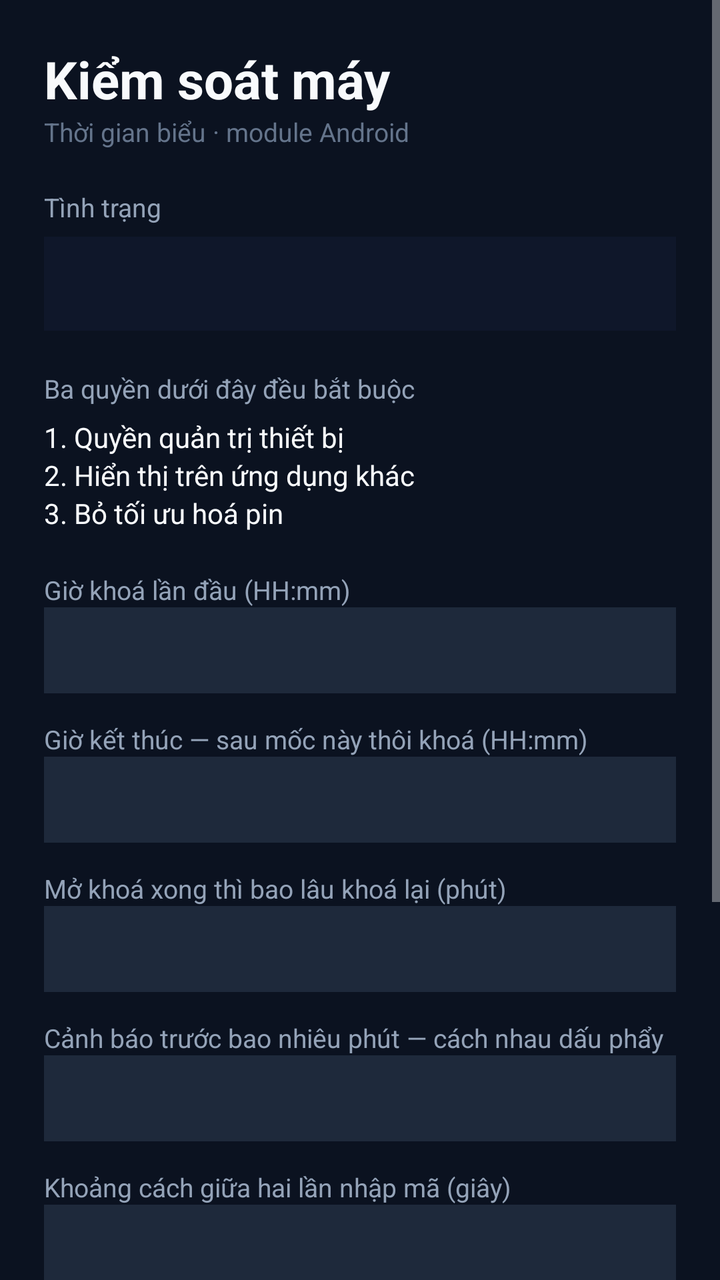
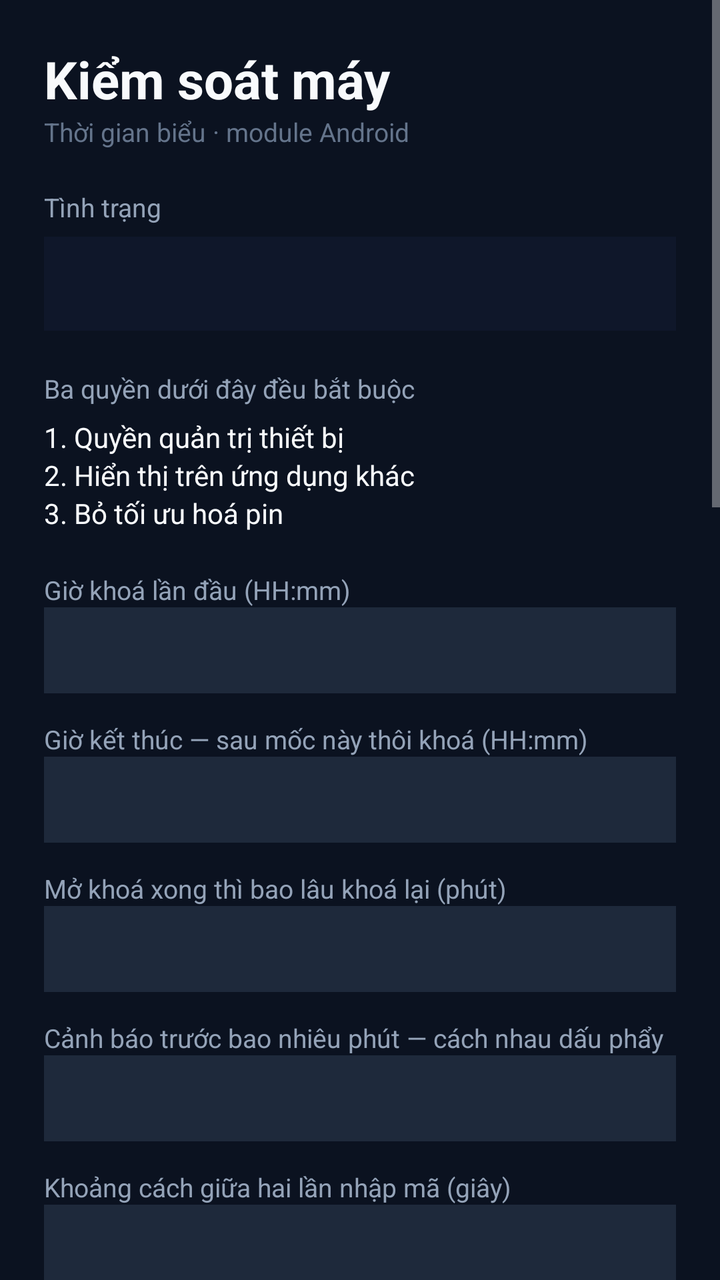

Two renders of the same Android screen: before a commit and after it. Below are the layout's source before the change and the commit's diff.
<!-- AndroidManifest.xml: application theme GiaoDien -->
<!-- res/layout/man_cai_dat.xml -->
<?xml version="1.0" encoding="utf-8"?>
<ScrollView xmlns:android="http://schemas.android.com/apk/res/android"
    android:layout_width="match_parent"
    android:layout_height="match_parent"
    android:background="@color/nen">

    <LinearLayout
        android:layout_width="match_parent"
        android:layout_height="wrap_content"
        android:orientation="vertical"
        android:padding="22dp">

        <TextView
            android:layout_width="wrap_content"
            android:layout_height="wrap_content"
            android:text="@string/ten_app"
            android:textColor="@color/chu"
            android:textSize="26sp"
            android:textStyle="bold" />

        <TextView
            android:layout_width="wrap_content"
            android:layout_height="wrap_content"
            android:text="@string/phu_de"
            android:textColor="@color/chu_rat_mo"
            android:textSize="13sp" />

        
        <TextView
            android:layout_width="wrap_content"
            android:layout_height="wrap_content"
            android:layout_marginTop="20dp"
            android:text="@string/nhan_tinh_trang"
            android:textColor="@color/chu_mo"
            android:textSize="13sp" />

        <TextView
            android:id="@+id/tinh_trang"
            android:layout_width="match_parent"
            android:layout_height="wrap_content"
            android:layout_marginTop="6dp"
            android:background="@color/nen_the"
            android:lineSpacingExtra="4dp"
            android:padding="14dp"
            android:textColor="@color/chu"
            android:textSize="14sp" />

        
        <TextView
            android:layout_width="wrap_content"
            android:layout_height="wrap_content"
            android:layout_marginTop="20dp"
            android:text="@string/nhan_quyen"
            android:textColor="@color/chu_mo"
            android:textSize="13sp" />

        <Button
            android:id="@+id/nut_quyen_quan_tri"
            android:layout_width="match_parent"
            android:layout_height="wrap_content"
            android:layout_marginTop="6dp"
            android:backgroundTint="@color/nen_o"
            android:text="@string/nut_quyen_quan_tri"
            android:textColor="@color/chu" />

        <Button
            android:id="@+id/nut_quyen_lop_phu"
            android:layout_width="match_parent"
            android:layout_height="wrap_content"
            android:backgroundTint="@color/nen_o"
            android:text="@string/nut_quyen_lop_phu"
            android:textColor="@color/chu" />

        <Button
            android:id="@+id/nut_quyen_pin"
            android:layout_width="match_parent"
            android:layout_height="wrap_content"
            android:backgroundTint="@color/nen_o"
            android:text="@string/nut_quyen_pin"
            android:textColor="@color/chu" />

        
        <TextView
            android:layout_width="wrap_content"
            android:layout_height="wrap_content"
            android:layout_marginTop="20dp"
            android:text="@string/nhan_gio_khoa"
            android:textColor="@color/chu_mo"
            android:textSize="13sp" />

        <EditText
            android:id="@+id/o_gio_khoa"
            android:layout_width="match_parent"
            android:layout_height="wrap_content"
            android:background="@color/nen_o"
            android:importantForAutofill="no"
            android:inputType="datetime"
            android:padding="12dp"
            android:textColor="@color/chu" />

        <TextView
            android:layout_width="wrap_content"
            android:layout_height="wrap_content"
            android:layout_marginTop="14dp"
            android:text="@string/nhan_gio_ket_thuc"
            android:textColor="@color/chu_mo"
            android:textSize="13sp" />

        <EditText
            android:id="@+id/o_gio_ket_thuc"
            android:layout_width="match_parent"
            android:layout_height="wrap_content"
            android:background="@color/nen_o"
            android:importantForAutofill="no"
            android:inputType="datetime"
            android:padding="12dp"
            android:textColor="@color/chu" />

        <TextView
            android:layout_width="wrap_content"
            android:layout_height="wrap_content"
            android:layout_marginTop="14dp"
            android:text="@string/nhan_lap_lai"
            android:textColor="@color/chu_mo"
            android:textSize="13sp" />

        <EditText
            android:id="@+id/o_lap_lai"
            android:layout_width="match_parent"
            android:layout_height="wrap_content"
            android:background="@color/nen_o"
            android:importantForAutofill="no"
            android:inputType="number"
            android:padding="12dp"
            android:textColor="@color/chu" />

        <TextView
            android:layout_width="wrap_content"
            android:layout_height="wrap_content"
            android:layout_marginTop="14dp"
            android:text="@string/nhan_canh_bao"
            android:textColor="@color/chu_mo"
            android:textSize="13sp" />

        <EditText
            android:id="@+id/o_canh_bao"
            android:layout_width="match_parent"
            android:layout_height="wrap_content"
            android:background="@color/nen_o"
            android:importantForAutofill="no"
            android:inputType="phone"
            android:padding="12dp"
            android:textColor="@color/chu" />

        <TextView
            android:layout_width="wrap_content"
            android:layout_height="wrap_content"
            android:layout_marginTop="14dp"
            android:text="@string/nhan_khoang_cach"
            android:textColor="@color/chu_mo"
            android:textSize="13sp" />

        <EditText
            android:id="@+id/o_khoang_cach"
            android:layout_width="match_parent"
            android:layout_height="wrap_content"
            android:background="@color/nen_o"
            android:importantForAutofill="no"
            android:inputType="number"
            android:padding="12dp"
            android:textColor="@color/chu" />

        
        <TextView
            android:layout_width="wrap_content"
            android:layout_height="wrap_content"
            android:layout_marginTop="20dp"
            android:text="@string/nhan_ma"
            android:textColor="@color/chu_mo"
            android:textSize="13sp" />

        <EditText
            android:id="@+id/o_ma"
            android:layout_width="match_parent"
            android:layout_height="wrap_content"
            android:background="@color/nen_o"
            android:importantForAutofill="no"
            android:inputType="textPassword"
            android:padding="12dp"
            android:textColor="@color/chu" />

        <EditText
            android:id="@+id/o_ma_2"
            android:layout_width="match_parent"
            android:layout_height="wrap_content"
            android:layout_marginTop="6dp"
            android:background="@color/nen_o"
            android:importantForAutofill="no"
            android:inputType="textPassword"
            android:padding="12dp"
            android:textColor="@color/chu" />

        <TextView
            android:layout_width="wrap_content"
            android:layout_height="wrap_content"
            android:layout_marginTop="4dp"
            android:text="@string/goi_y_ma"
            android:textColor="@color/chu_rat_mo"
            android:textSize="12sp" />

        <Button
            android:id="@+id/nut_luu"
            android:layout_width="match_parent"
            android:layout_height="wrap_content"
            android:layout_marginTop="20dp"
            android:backgroundTint="@color/xanh"
            android:text="@string/nut_luu"
            android:textColor="@color/chu" />

        <Button
            android:id="@+id/nut_khoa_thu"
            android:layout_width="match_parent"
            android:layout_height="wrap_content"
            android:layout_marginTop="14dp"
            android:backgroundTint="@color/nen_o"
            android:text="@string/nut_khoa_thu"
            android:textColor="@color/chu" />

        <Button
            android:id="@+id/nut_nhat_ky"
            android:layout_width="match_parent"
            android:layout_height="wrap_content"
            android:backgroundTint="@color/nen_o"
            android:text="@string/nut_nhat_ky"
            android:textColor="@color/chu" />
    </LinearLayout>
</ScrollView>
<!-- resources referenced by this layout -->
<resources>
  <color name="chu">#F8FAFC</color>
  <color name="chu_mo">#94A3B8</color>
  <color name="chu_rat_mo">#64748B</color>
  <color name="nen">#0B1220</color>
  <color name="nen_o">#1E293B</color>
  <color name="nen_the">#0F172A</color>
  <color name="xanh">#2563EB</color>
  <string name="goi_y_ma">Để trống hai ô này nếu không muốn đổi mã.</string>
  <string name="nhan_canh_bao">Cảnh báo trước bao nhiêu phút — cách nhau dấu phẩy</string>
  <string name="nhan_gio_ket_thuc">Giờ kết thúc — sau mốc này thôi khoá (HH:mm)</string>
  <string name="nhan_gio_khoa">Giờ khoá lần đầu (HH:mm)</string>
  <string name="nhan_khoang_cach">Khoảng cách giữa hai lần nhập mã (giây)</string>
  <string name="nhan_lap_lai">Mở khoá xong thì bao lâu khoá lại (phút)</string>
  <string name="nhan_ma">Mã mở khoá — tối thiểu 10 ký tự, nhập hai lần</string>
  <string name="nhan_quyen">Ba quyền dưới đây đều bắt buộc</string>
  <string name="nhan_tinh_trang">Tình trạng</string>
  <string name="nut_khoa_thu">Khoá thử ngay bây giờ</string>
  <string name="nut_luu">Lưu cài đặt</string>
  <string name="nut_nhat_ky">Xem nhật ký</string>
  <string name="nut_quyen_lop_phu">2. Hiển thị trên ứng dụng khác</string>
  <string name="nut_quyen_pin">3. Bỏ tối ưu hoá pin</string>
  <string name="nut_quyen_quan_tri">1. Quyền quản trị thiết bị</string>
  <string name="phu_de">Thời gian biểu · module Android</string>
  <string name="ten_app">Kiểm soát máy</string>
  <style name="GiaoDien" parent="@android:style/Theme.Material.NoActionBar">
          <item name="android:windowBackground">@color/nen</item>
          <item name="android:colorAccent">@color/xanh</item>
          <item name="android:textColor">@color/chu</item>
      </style>
</resources>

<!-- the commit's change to res/layout/man_cai_dat.xml (unified diff, before → after) -->
@@ -171,6 +171,186 @@
             android:textColor="@color/chu" />
 
         
+        <View
+            android:layout_width="match_parent"
+            android:layout_height="1dp"
+            android:layout_marginTop="26dp"
+            android:background="@color/nen_o" />
+
+        <TextView
+            android:layout_width="wrap_content"
+            android:layout_height="wrap_content"
+            android:layout_marginTop="20dp"
+            android:text="@string/nq_tieu_de"
+            android:textColor="@color/chu"
+            android:textSize="19sp"
+            android:textStyle="bold" />
+
+        <TextView
+            android:layout_width="match_parent"
+            android:layout_height="wrap_content"
+            android:layout_marginTop="4dp"
+            android:text="@string/nq_giai_thich"
+            android:textColor="@color/chu_rat_mo"
+            android:textSize="12sp" />
+
+        <CheckBox
+            android:id="@+id/chk_nq_bat"
+            android:layout_width="wrap_content"
+            android:layout_height="wrap_content"
+            android:layout_marginTop="10dp"
+            android:text="@string/nq_bat"
+            android:textColor="@color/chu"
+            android:textSize="14sp" />
+
+        <TextView
+            android:layout_width="wrap_content"
+            android:layout_height="wrap_content"
+            android:layout_marginTop="12dp"
+            android:text="@string/nhan_nq_phut_dung"
+            android:textColor="@color/chu_mo"
+            android:textSize="13sp" />
+
+        <EditText
+            android:id="@+id/o_nq_phut_dung"
+            android:layout_width="match_parent"
+            android:layout_height="wrap_content"
+            android:background="@color/nen_o"
+            android:importantForAutofill="no"
+            android:inputType="number"
+            android:padding="12dp"
+            android:textColor="@color/chu" />
+
+        <TextView
+            android:layout_width="wrap_content"
+            android:layout_height="wrap_content"
+            android:layout_marginTop="14dp"
+            android:text="@string/nhan_nq_phut_nghi"
+            android:textColor="@color/chu_mo"
+            android:textSize="13sp" />
+
+        <EditText
+            android:id="@+id/o_nq_phut_nghi"
+            android:layout_width="match_parent"
+            android:layout_height="wrap_content"
+            android:background="@color/nen_o"
+            android:importantForAutofill="no"
+            android:inputType="number"
+            android:padding="12dp"
+            android:textColor="@color/chu" />
+
+        <TextView
+            android:layout_width="wrap_content"
+            android:layout_height="wrap_content"
+            android:layout_marginTop="14dp"
+            android:text="@string/nhan_nq_phut_reset"
+            android:textColor="@color/chu_mo"
+            android:textSize="13sp" />
+
+        <EditText
+            android:id="@+id/o_nq_phut_reset"
+            android:layout_width="match_parent"
+            android:layout_height="wrap_content"
+            android:background="@color/nen_o"
+            android:importantForAutofill="no"
+            android:inputType="number"
+            android:padding="12dp"
+            android:textColor="@color/chu" />
+
+        <TextView
+            android:layout_width="wrap_content"
+            android:layout_height="wrap_content"
+            android:layout_marginTop="14dp"
+            android:text="@string/nhan_nq_canh_bao"
+            android:textColor="@color/chu_mo"
+            android:textSize="13sp" />
+
+        <EditText
+            android:id="@+id/o_nq_canh_bao"
+            android:layout_width="match_parent"
+            android:layout_height="wrap_content"
+            android:background="@color/nen_o"
+            android:importantForAutofill="no"
+            android:inputType="number"
+            android:padding="12dp"
+            android:textColor="@color/chu" />
+
+        <TextView
+            android:layout_width="match_parent"
+            android:layout_height="wrap_content"
+            android:layout_marginTop="14dp"
+            android:text="@string/nhan_nq_khung_gio"
+            android:textColor="@color/chu_mo"
+            android:textSize="13sp" />
+
+        <LinearLayout
+            android:layout_width="match_parent"
+            android:layout_height="wrap_content"
+            android:layout_marginTop="6dp"
+            android:orientation="horizontal">
+
+            <EditText
+                android:id="@+id/o_nq_tu_gio"
+                android:layout_width="0dp"
+                android:layout_height="wrap_content"
+                android:layout_weight="1"
+                android:background="@color/nen_o"
+                android:hint="@string/nhan_nq_tu_gio"
+                android:importantForAutofill="no"
+                android:inputType="datetime"
+                android:padding="12dp"
+                android:textColor="@color/chu"
+                android:textColorHint="@color/chu_rat_mo" />
+
+            <EditText
+                android:id="@+id/o_nq_den_gio"
+                android:layout_width="0dp"
+                android:layout_height="wrap_content"
+                android:layout_marginStart="8dp"
+                android:layout_weight="1"
+                android:background="@color/nen_o"
+                android:hint="@string/nhan_nq_den_gio"
+                android:importantForAutofill="no"
+                android:inputType="datetime"
+                android:padding="12dp"
+                android:textColor="@color/chu"
+                android:textColorHint="@color/chu_rat_mo" />
+        </LinearLayout>
+
+        <TextView
+            android:layout_width="match_parent"
+            android:layout_height="wrap_content"
+            android:layout_marginTop="14dp"
+            android:text="@string/nhan_nq_khan_cap"
+            android:textColor="@color/chu_mo"
+            android:textSize="13sp" />
+
+        <EditText
+            android:id="@+id/o_nq_khan_cap"
+            android:layout_width="match_parent"
+            android:layout_height="wrap_content"
+            android:background="@color/nen_o"
+            android:importantForAutofill="no"
+            android:inputType="number"
+            android:padding="12dp"
+            android:textColor="@color/chu" />
+
+        <CheckBox
+            android:id="@+id/chk_nq_khong_khoa_khi_goi"
+            android:layout_width="wrap_content"
+            android:layout_height="wrap_content"
+            android:layout_marginTop="10dp"
+            android:text="@string/nq_khong_khoa_khi_goi"
+            android:textColor="@color/chu"
+            android:textSize="14sp" />
+
+        
+        <View
+            android:layout_width="match_parent"
+            android:layout_height="1dp"
+            android:layout_marginTop="26dp"
+            android:background="@color/nen_o" />
+
         <TextView
             android:layout_width="wrap_content"
             android:layout_height="wrap_content"
@@ -227,6 +407,14 @@
             android:textColor="@color/chu" />
 
         <Button
+            android:id="@+id/nut_thong_ke"
+            android:layout_width="match_parent"
+            android:layout_height="wrap_content"
+            android:backgroundTint="@color/nen_o"
+            android:text="@string/nut_thong_ke"
+            android:textColor="@color/chu" />
+
+        <Button
             android:id="@+id/nut_nhat_ky"
             android:layout_width="match_parent"
             android:layout_height="wrap_content"
<!-- resource entries referenced after the edit -->
@@ -14,14 +14,27 @@
   <string name="nhan_khoang_cach">Khoảng cách giữa hai lần nhập mã (giây)</string>
   <string name="nhan_lap_lai">Mở khoá xong thì bao lâu khoá lại (phút)</string>
   <string name="nhan_ma">Mã mở khoá — tối thiểu 10 ký tự, nhập hai lần</string>
+  <string name="nhan_nq_canh_bao">Cảnh báo trước khi hết đợt (phút)</string>
+  <string name="nhan_nq_den_gio">Đến giờ (HH:mm)</string>
+  <string name="nhan_nq_khan_cap">Số lần được thoát khẩn cấp mỗi ngày (0 = không cho)</string>
+  <string name="nhan_nq_khung_gio">Khung giờ áp dụng — để hai ô giống nhau nghĩa là cả ngày</string>
+  <string name="nhan_nq_phut_dung">Được dùng liên tục bao lâu mỗi đợt (phút)</string>
+  <string name="nhan_nq_phut_nghi">Nghỉ bắt buộc bao lâu (phút)</string>
+  <string name="nhan_nq_phut_reset">Nghỉ bao lâu thì bộ đếm về 0 (phút)</string>
+  <string name="nhan_nq_tu_gio">Từ giờ (HH:mm)</string>
   <string name="nhan_quyen">Ba quyền dưới đây đều bắt buộc</string>
   <string name="nhan_tinh_trang">Tình trạng</string>
+  <string name="nq_bat">Bật dùng ngắt quãng</string>
+  <string name="nq_giai_thich">Chỉ tính thời gian màn hình đang bật và máy đã mở khoá — tắt màn hình nghe nhạc thì không tính. Dùng đủ hạn mức thì bắt buộc nghỉ. Nghỉ đủ lâu giữa hai lần mở màn hình thì bộ đếm về 0.</string>
+  <string name="nq_khong_khoa_khi_goi">Không tắt màn hình khi đang gọi điện</string>
+  <string name="nq_tieu_de">Dùng ngắt quãng</string>
   <string name="nut_khoa_thu">Khoá thử ngay bây giờ</string>
   <string name="nut_luu">Lưu cài đặt</string>
   <string name="nut_nhat_ky">Xem nhật ký</string>
   <string name="nut_quyen_lop_phu">2. Hiển thị trên ứng dụng khác</string>
   <string name="nut_quyen_pin">3. Bỏ tối ưu hoá pin</string>
   <string name="nut_quyen_quan_tri">1. Quyền quản trị thiết bị</string>
+  <string name="nut_thong_ke">Xem thống kê hôm nay</string>
   <string name="phu_de">Thời gian biểu · module Android</string>
   <string name="ten_app">Kiểm soát máy</string>
   <style name="GiaoDien" parent="@android:style/Theme.Material.NoActionBar">
